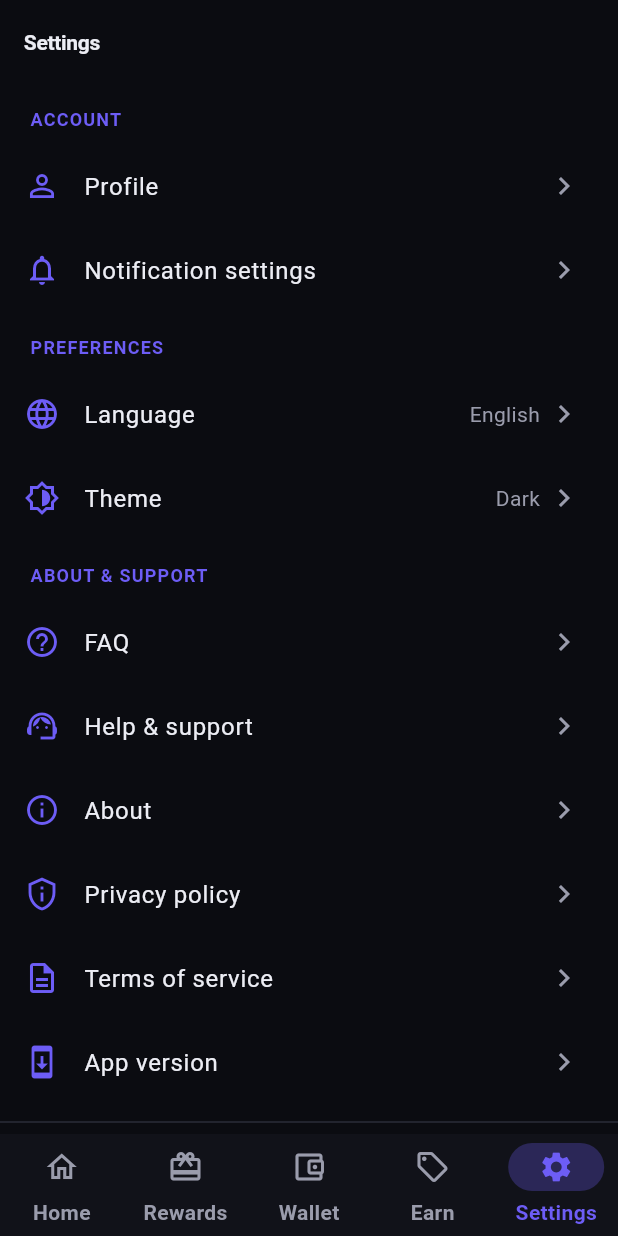
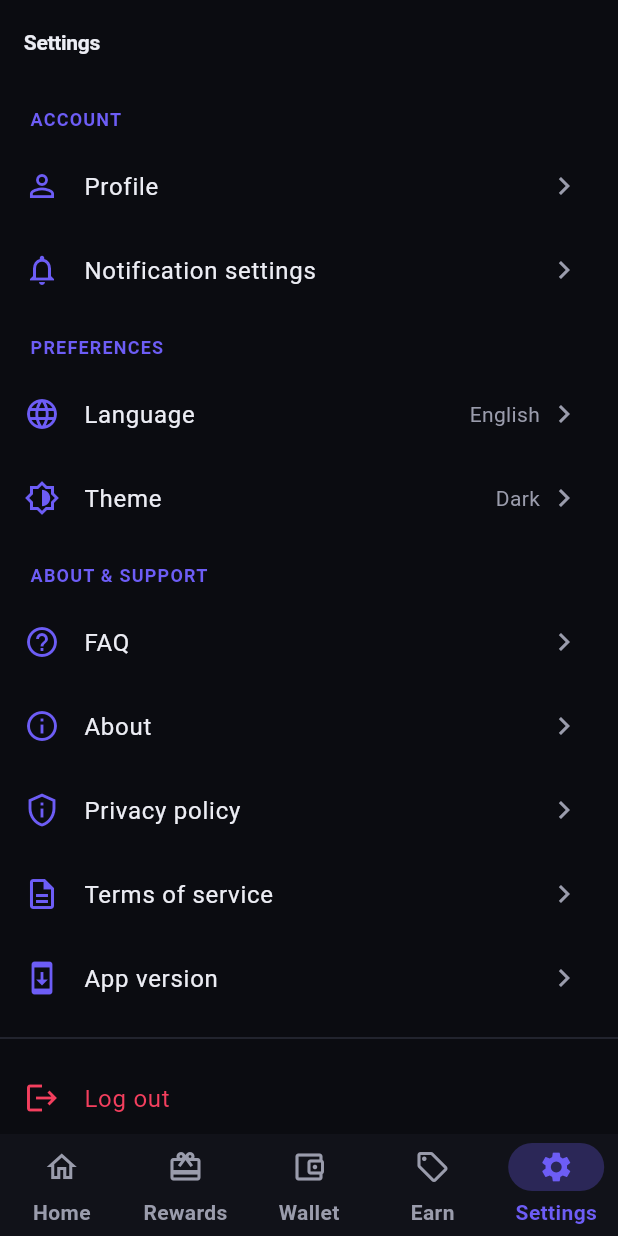
Before and after one commit to SouvikPati11/CashNest, a Flutter app: the SettingsScreen screen opened by its route, on a phone screen of 412 x 824 dp. Run offline on Flutter 3.47's test engine with Material 3 defaults, Android fonts, the phone set to English and light mode, and no system bars; our stand-ins replace connectivity_plus, device_info_plus, dio, firebase_analytics, firebase_core, firebase_messaging and 8 more; accounts and stored records are empty.

Commit message:
fix(mobile): connect FAQ to /v1/cms/faq; hide Support tickets (no backend API)
Admin↔app sync (mismatch #3, "Support"):
- FAQ: the app called GET /support/faqs which is unrouted (404). The backend
  serves FAQ at GET /v1/cms/faq with a matching shape
  ({category, slug, items:[{question, answer}]}), so the app now calls /cms/faq.
  FAQ is connected to its existing backend (rule 2) — the admin FAQ/CMS pages
  drive it.
- Support tickets: the app called /support/tickets* but there is NO /support/*
  backend (only the support_tickets/support_messages tables). Per "hide only
  when there's no backend at all", the Settings -> Support entry is hidden until
  the API is built. Screens/models/tables are retained for future use.

No new dependencies. Flutter-only; CI validates.

Co-Authored-By: Claude Opus 4.8 <noreply@anthropic.com>
Claude-Session: https://claude.ai/code/session_0114y44VUnQvsJxdEtrYWcKH

```diff
--- a/mobile/lib/features/settings/data/settings_repository_impl.dart
+++ b/mobile/lib/features/settings/data/settings_repository_impl.dart
@@ -83,8 +83,10 @@ class SettingsRepositoryImpl implements SettingsRepository {
 
   @override
   Future<ApiResult<List<FaqCategory>>> fetchFaqs() {
+    // FAQ is served by the CMS endpoint (GET /v1/cms/faq); the response shape
+    // ({category, slug, items:[{question, answer}]}) matches FaqCategory.
     return _client.get<List<FaqCategory>>(
-      '/support/faqs',
+      '/cms/faq',
       decoder: (data) => _list(data, FaqCategory.fromJson),
     );
   }
--- a/mobile/lib/features/settings/models/faq.dart
+++ b/mobile/lib/features/settings/models/faq.dart
@@ -16,7 +16,7 @@ class FaqItem {
   }
 }
 
-/// FAQ entries grouped by category (`GET /v1/support/faqs`).
+/// FAQ entries grouped by category (`GET /v1/cms/faq`).
 @immutable
 class FaqCategory {
   const FaqCategory({required this.category, required this.items});
--- a/mobile/lib/features/settings/presentation/settings_screen.dart
+++ b/mobile/lib/features/settings/presentation/settings_screen.dart
@@ -12,7 +12,6 @@ import 'cms_screen.dart';
 import 'faq_screen.dart';
 import 'language_screen.dart';
 import 'profile_screen.dart';
-import 'support_screen.dart';
 import 'theme_screen.dart';
 import 'widgets/settings_tile.dart';
 
@@ -66,11 +65,8 @@ class SettingsScreen extends ConsumerWidget {
             title: s.faq,
             onTap: () => push(const FaqScreen()),
           ),
-          SettingsTile(
-            icon: Icons.support_agent_outlined,
-            title: s.support,
-            onTap: () => push(const SupportScreen()),
-          ),
+          // Support tickets are hidden until the backend /support/* API exists
+          // (only the DB tables are present today). Screens/models retained.
           SettingsTile(
             icon: Icons.info_outline,
             title: s.about,
```
